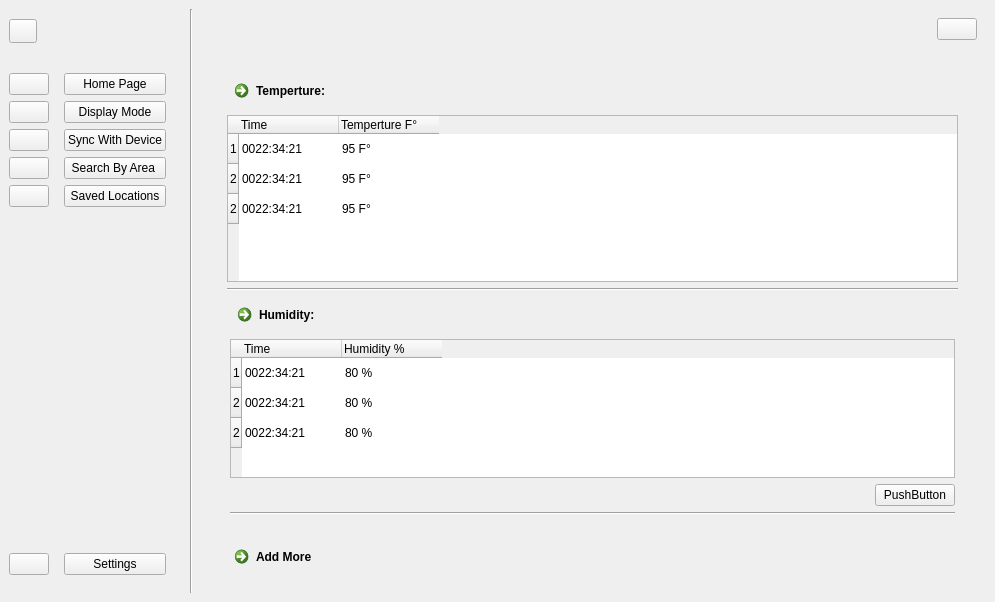
Above: User Interface/WeatherApp.ui from sarscheps/Project---UI-Communications before the change. Below: the same form after it.
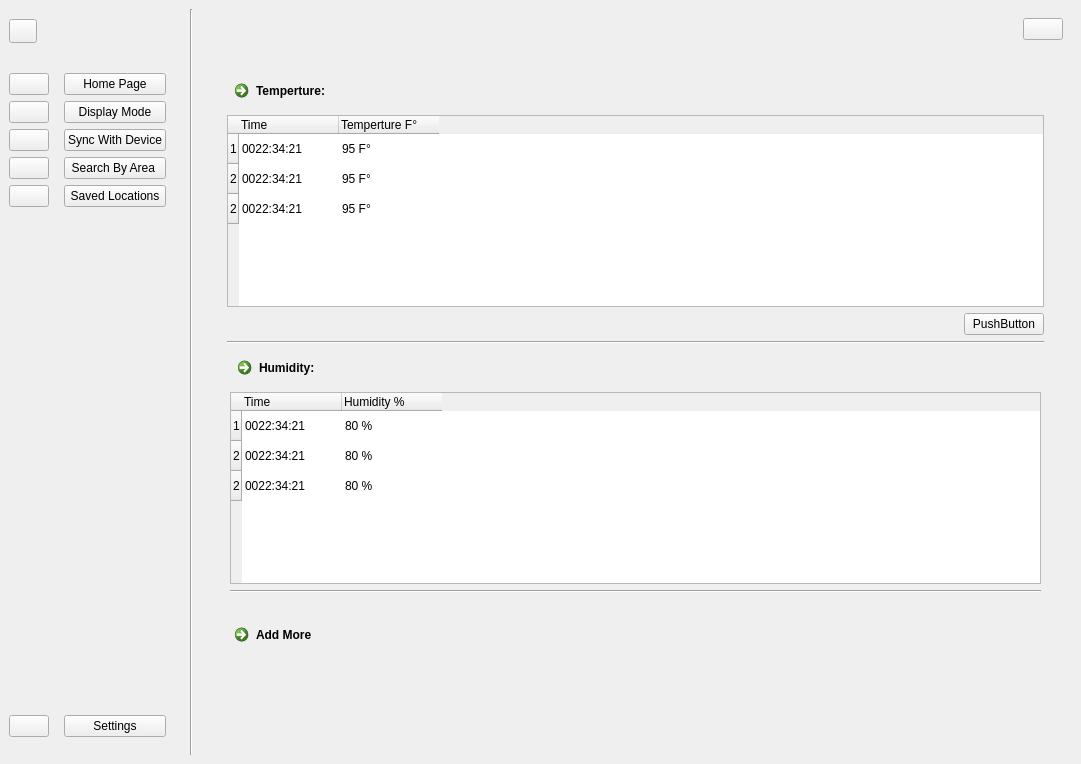
That is the form after the change. Icons and pictures are not drawn. Custom widgets are drawn as their Qt base class.

What changed in the file:
```diff
--- a/User Interface/WeatherApp.ui
+++ b/User Interface/WeatherApp.ui
@@ -6,8 +6,8 @@
    <rect>
     <x>0</x>
     <y>0</y>
-    <width>995</width>
-    <height>602</height>
+    <width>1081</width>
+    <height>764</height>
    </rect>
   </property>
   <property name="windowTitle">
@@ -562,6 +562,30 @@
                     </item>
                    </widget>
                   </item>
+                  <item>
+                   <layout class="QHBoxLayout" name="horizontalLayout_3">
+                    <item>
+                     <spacer name="horizontalSpacer_3">
+                      <property name="orientation">
+                       <enum>Qt::Horizontal</enum>
+                      </property>
+                      <property name="sizeHint" stdset="0">
+                       <size>
+                        <width>40</width>
+                        <height>20</height>
+                       </size>
+                      </property>
+                     </spacer>
+                    </item>
+                    <item>
+                     <widget class="QPushButton" name="pushButton_3">
+                      <property name="text">
+                       <string>PushButton</string>
+                      </property>
+                     </widget>
+                    </item>
+                   </layout>
+                  </item>
                   <item>
                    <widget class="Line" name="line">
                     <property name="orientation">
@@ -742,30 +766,6 @@
                        </item>
                       </widget>
                      </item>
-                     <item>
-                      <layout class="QHBoxLayout" name="horizontalLayout_3">
-                       <item>
-                        <spacer name="horizontalSpacer_3">
-                         <property name="orientation">
-                          <enum>Qt::Horizontal</enum>
-                         </property>
-                         <property name="sizeHint" stdset="0">
-                          <size>
-                           <width>40</width>
-                           <height>20</height>
-                          </size>
-                         </property>
-                        </spacer>
-                       </item>
-                       <item>
-                        <widget class="QPushButton" name="pushButton_3">
-                         <property name="text">
-                          <string>PushButton</string>
-                         </property>
-                        </widget>
-                       </item>
-                      </layout>
-                     </item>
                     </layout>
                    </widget>
                   </item>
```
